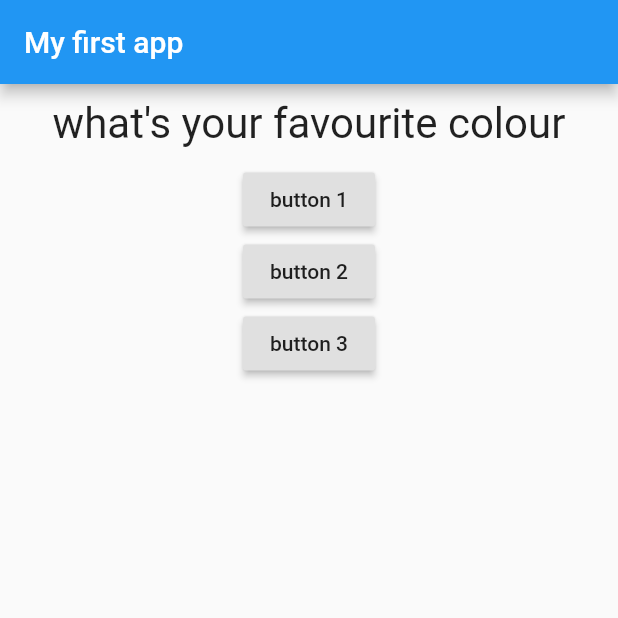
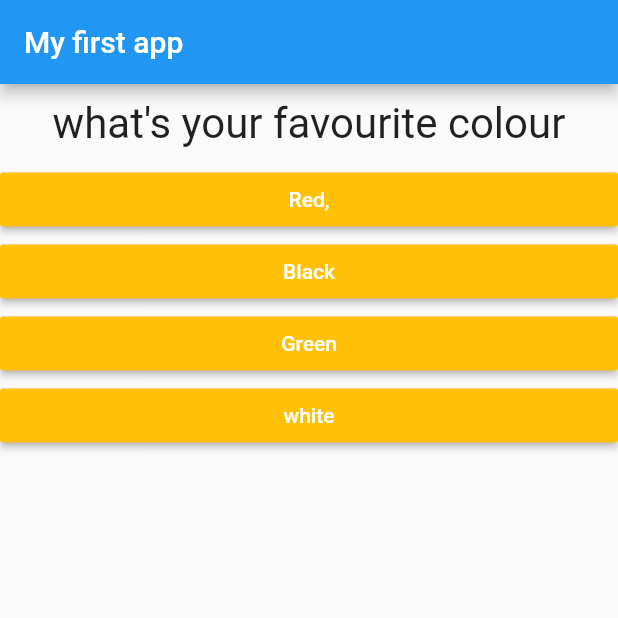
Before and after one commit to antwerpenR/flutter_complete_guide, a Flutter app: the screen it shows after launch, on a phone screen of 412 x 824 dp, the top half of it. Run offline on Flutter 3.47's test engine with Material 2 defaults, Android fonts, the phone set to English and light mode, and no system bars.

Commit message:
completed #46 working app with variable questions

```diff
--- /dev/null
+++ b/lib/answer.dart
@@ -0,0 +1,21 @@
+import 'package:flutter/material.dart';
+
+class Answer extends StatelessWidget {
+  final Function selectHandler;
+  final String answerText;
+
+  Answer(this.selectHandler, this.answerText);
+
+  @override
+  Widget build(BuildContext context) {
+    return Container(
+      width: double.infinity,
+      child: RaisedButton(
+        child: Text(answerText),
+        color: Colors.amber,
+        textColor: Colors.white,
+        onPressed: selectHandler,
+      ),
+    );
+  }
+}
--- a/lib/main.dart
+++ b/lib/main.dart
@@ -1,5 +1,7 @@
 import 'package:flutter/material.dart';
-import 'package:flutter_complete_guide/Question.dart';
+
+import './question.dart';
+import './answer.dart';
 
 // void main() {
 //   runApp(MyApp());
@@ -18,11 +20,19 @@ class MyApp extends StatefulWidget {
 class _MyAppState extends State<MyApp> {
   var _questionIndex = 0;
   var questions = [
-    'what\'s your favourite colour',
-    'what\'s your favourite animal',
-    'question 03'
+    {
+      'questionText': 'what\'s your favourite colour',
+      'answers': ['Red,', 'Black', 'Green', 'white']
+    },
+    {
+      'questionText': 'what\'s your favourite animal',
+      'answers': ['Cow,', 'Rabit', 'Elephant', 'Tiger']
+    },
+    {
+      'questionText': 'who\'s the best',
+      'answers': ['Roger,', 'Roger', 'Roger']
+    }
   ];
-  var buttons = ['button 0', 'button 1', 'button 2', 'button 3'];
 
   void _answerQuestion() {
     setState(() {
@@ -34,27 +44,19 @@ class _MyAppState extends State<MyApp> {
   @override
   Widget build(BuildContext context) {
     return MaterialApp(
-      home: Scaffold(
-        appBar: AppBar(
-          title: Text('My first app'),
-        ),
-        body: Column(children: [
-          Question(questions[_questionIndex]),
-          RaisedButton(
-            child: Text(buttons[1]),
-            onPressed: _answerQuestion,
-          ),
-          RaisedButton(
-            child: Text(buttons[2]),
-            onPressed: () => print('answer 2222'),
-          ),
-          RaisedButton(
-              child: Text(buttons[3]),
-              onPressed: () {
-                print('answer 3');
-              }),
-        ]),
+        home: Scaffold(
+      appBar: AppBar(
+        title: Text('My first app'),
       ),
-    );
+      body: Column(
+        children: [
+          Question(questions[_questionIndex]['questionText']),
+          ...(questions[_questionIndex]['answers'] as List<String>)
+              .map((answer) {
+            return Answer(_answerQuestion, answer);
+          }).toList(),
+        ],
+      ),
+    ));
   }
 }
```
